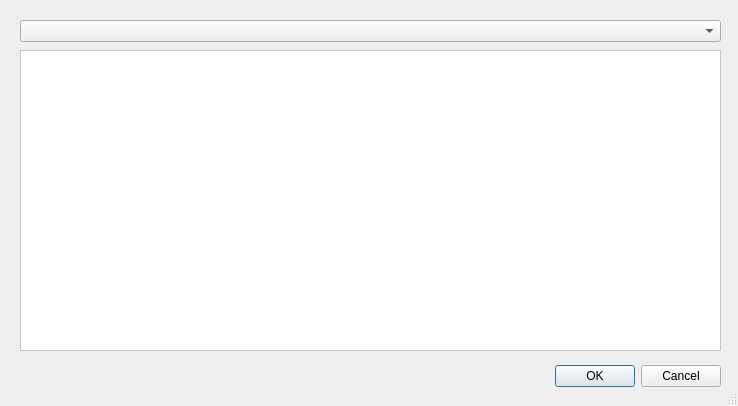
Qt form TIGLViewer/src/TIGLViewerSelectWingAndFlapStatusDialog.ui (DLR-SC/tigl) before a commit.
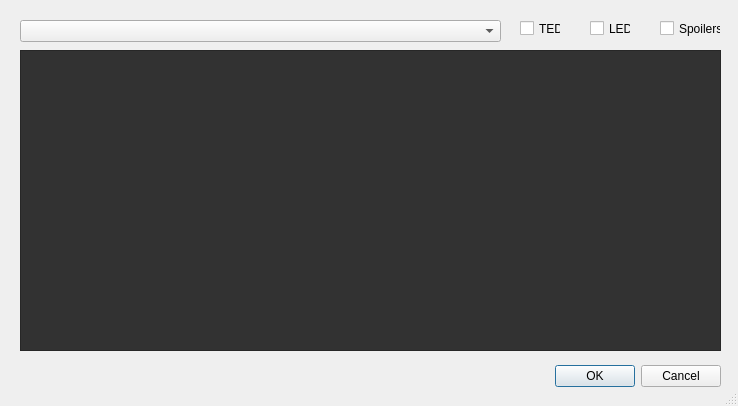
The same form after that commit.

Commit message: Fixed wrong colors bug in SelectWingFlapsDialog

```diff
--- a/TIGLViewer/src/TIGLViewerSelectWingAndFlapStatusDialog.ui
+++ b/TIGLViewer/src/TIGLViewerSelectWingAndFlapStatusDialog.ui
@@ -19,6 +19,9 @@
   <property name="windowTitle">
    <string>Dialog</string>
   </property>
+  <property name="styleSheet">
+   <string notr="true"/>
+  </property>
   <property name="sizeGripEnabled">
    <bool>true</bool>
   </property>
@@ -46,7 +49,7 @@
     <rect>
      <x>20</x>
      <y>20</y>
-     <width>701</width>
+     <width>481</width>
      <height>22</height>
     </rect>
    </property>
@@ -63,61 +66,169 @@
    <property name="palette">
     <palette>
      <active>
+      <colorrole role="WindowText">
+       <brush brushstyle="SolidPattern">
+        <color alpha="255">
+         <red>177</red>
+         <green>177</green>
+         <blue>177</blue>
+        </color>
+       </brush>
+      </colorrole>
+      <colorrole role="Button">
+       <brush brushstyle="SolidPattern">
+        <color alpha="255">
+         <red>50</red>
+         <green>50</green>
+         <blue>50</blue>
+        </color>
+       </brush>
+      </colorrole>
+      <colorrole role="Text">
+       <brush brushstyle="SolidPattern">
+        <color alpha="255">
+         <red>177</red>
+         <green>177</green>
+         <blue>177</blue>
+        </color>
+       </brush>
+      </colorrole>
+      <colorrole role="ButtonText">
+       <brush brushstyle="SolidPattern">
+        <color alpha="255">
+         <red>177</red>
+         <green>177</green>
+         <blue>177</blue>
+        </color>
+       </brush>
+      </colorrole>
       <colorrole role="Base">
        <brush brushstyle="SolidPattern">
         <color alpha="255">
-         <red>255</red>
-         <green>255</green>
-         <blue>255</blue>
+         <red>50</red>
+         <green>50</green>
+         <blue>50</blue>
         </color>
        </brush>
       </colorrole>
       <colorrole role="Window">
        <brush brushstyle="SolidPattern">
         <color alpha="255">
-         <red>255</red>
-         <green>255</green>
-         <blue>255</blue>
+         <red>50</red>
+         <green>50</green>
+         <blue>50</blue>
         </color>
        </brush>
       </colorrole>
      </active>
      <inactive>
+      <colorrole role="WindowText">
+       <brush brushstyle="SolidPattern">
+        <color alpha="255">
+         <red>177</red>
+         <green>177</green>
+         <blue>177</blue>
+        </color>
+       </brush>
+      </colorrole>
+      <colorrole role="Button">
+       <brush brushstyle="SolidPattern">
+        <color alpha="255">
+         <red>50</red>
+         <green>50</green>
+         <blue>50</blue>
+        </color>
+       </brush>
+      </colorrole>
+      <colorrole role="Text">
+       <brush brushstyle="SolidPattern">
+        <color alpha="255">
+         <red>177</red>
+         <green>177</green>
+         <blue>177</blue>
+        </color>
+       </brush>
+      </colorrole>
+      <colorrole role="ButtonText">
+       <brush brushstyle="SolidPattern">
+        <color alpha="255">
+         <red>177</red>
+         <green>177</green>
+         <blue>177</blue>
+        </color>
+       </brush>
+      </colorrole>
       <colorrole role="Base">
        <brush brushstyle="SolidPattern">
         <color alpha="255">
-         <red>255</red>
-         <green>255</green>
-         <blue>255</blue>
+         <red>50</red>
+         <green>50</green>
+         <blue>50</blue>
         </color>
        </brush>
       </colorrole>
       <colorrole role="Window">
        <brush brushstyle="SolidPattern">
         <color alpha="255">
-         <red>255</red>
-         <green>255</green>
-         <blue>255</blue>
+         <red>50</red>
+         <green>50</green>
+         <blue>50</blue>
         </color>
        </brush>
       </colorrole>
      </inactive>
      <disabled>
+      <colorrole role="WindowText">
+       <brush brushstyle="SolidPattern">
+        <color alpha="255">
+         <red>64</red>
+         <green>64</green>
+         <blue>64</blue>
+        </color>
+       </brush>
+      </colorrole>
+      <colorrole role="Button">
+       <brush brushstyle="SolidPattern">
+        <color alpha="255">
+         <red>50</red>
+         <green>50</green>
+         <blue>50</blue>
+        </color>
+       </brush>
+      </colorrole>
+      <colorrole role="Text">
+       <brush brushstyle="SolidPattern">
+        <color alpha="255">
+         <red>64</red>
+         <green>64</green>
+         <blue>64</blue>
+        </color>
+       </brush>
+      </colorrole>
+      <colorrole role="ButtonText">
+       <brush brushstyle="SolidPattern">
+        <color alpha="255">
+         <red>64</red>
+         <green>64</green>
+         <blue>64</blue>
+        </color>
+       </brush>
+      </colorrole>
       <colorrole role="Base">
        <brush brushstyle="SolidPattern">
         <color alpha="255">
-         <red>255</red>
-         <green>255</green>
-         <blue>255</blue>
+         <red>50</red>
+         <green>50</green>
+         <blue>50</blue>
         </color>
        </brush>
       </colorrole>
       <colorrole role="Window">
        <brush brushstyle="SolidPattern">
         <color alpha="255">
-         <red>255</red>
-         <green>255</green>
-         <blue>255</blue>
+         <red>50</red>
+         <green>50</green>
+         <blue>50</blue>
         </color>
        </brush>
       </colorrole>
@@ -127,6 +238,9 @@
    <property name="autoFillBackground">
     <bool>true</bool>
    </property>
+   <property name="styleSheet">
+    <string notr="true"/>
+   </property>
    <property name="widgetResizable">
     <bool>true</bool>
    </property>
@@ -141,6 +255,45 @@
     </property>
    </widget>
   </widget>
+  <widget class="QCheckBox" name="checkBox">
+   <property name="geometry">
+    <rect>
+     <x>520</x>
+     <y>20</y>
+     <width>41</width>
+     <height>17</height>
+    </rect>
+   </property>
+   <property name="text">
+    <string>TED</string>
+   </property>
+  </widget>
+  <widget class="QCheckBox" name="checkBox_2">
+   <property name="geometry">
+    <rect>
+     <x>590</x>
+     <y>20</y>
+     <width>41</width>
+     <height>17</height>
+    </rect>
+   </property>
+   <property name="text">
+    <string>LED</string>
+   </property>
+  </widget>
+  <widget class="QCheckBox" name="checkBox_3">
+   <property name="geometry">
+    <rect>
+     <x>660</x>
+     <y>20</y>
+     <width>61</width>
+     <height>17</height>
+    </rect>
+   </property>
+   <property name="text">
+    <string>Spoilers</string>
+   </property>
+  </widget>
  </widget>
  <resources/>
  <connections>
```
The commit also changes 1 other file.
